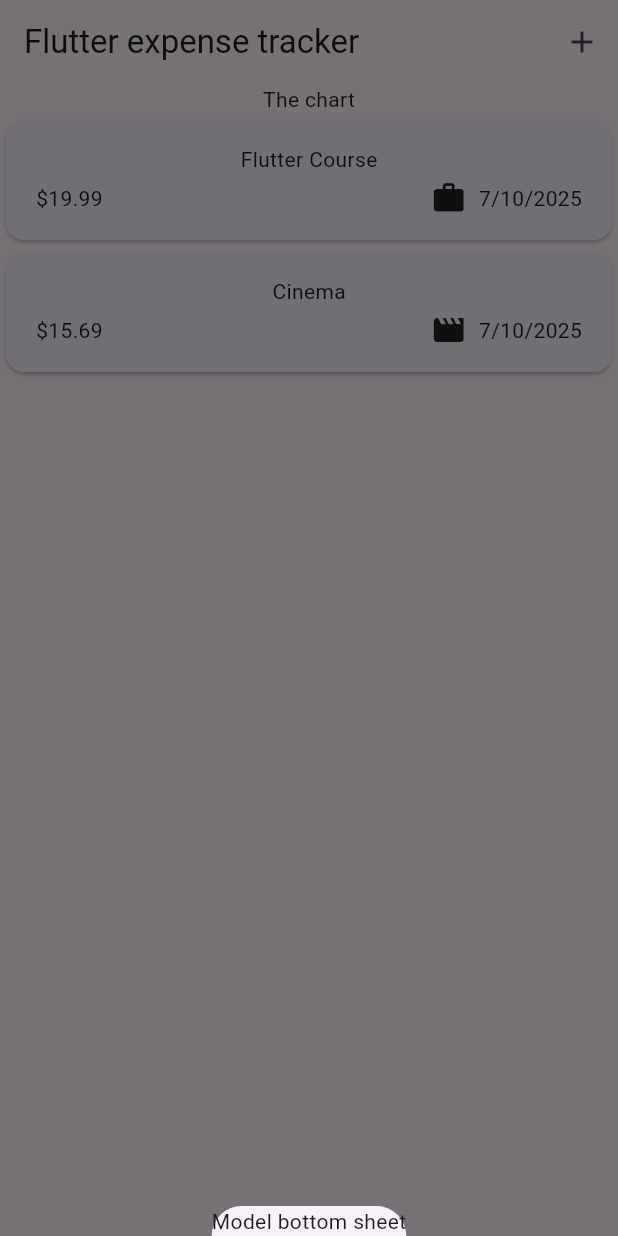
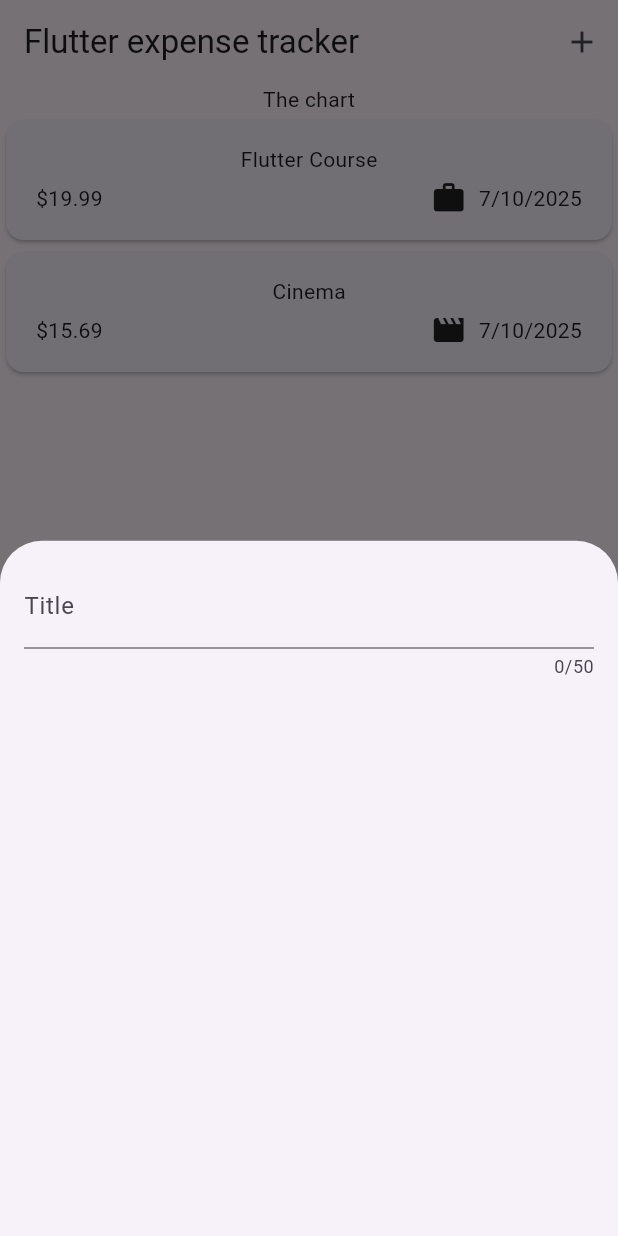
Before and after one commit to sweihmuller/Expense-Tracker, a Flutter app: the screen it shows after launch, after a tap on the "add" icon, on a phone screen of 412 x 824 dp. Run offline on Flutter 3.47's test engine with Material 3 defaults, Android fonts, the phone set to English and light mode, and no system bars.

Commit message:
Add NewExpense widget and integrate it with the modal bottom sheet for adding expenses

```diff
--- a/lib/widgets/expenses.dart
+++ b/lib/widgets/expenses.dart
@@ -1,4 +1,5 @@
 import 'package:expense_tracker/widgets/expenses_list/expenses_list.dart';
+import 'package:expense_tracker/widgets/new_expense.dart';
 import 'package:flutter/material.dart';
 import 'package:expense_tracker/models/expense.dart';
 
@@ -27,10 +28,7 @@ class _ExpenseState extends State<Expenses> {
   ];
 
   void _openAddExpenseOverlay() {
-    showModalBottomSheet(
-      context: context,
-      builder: (ctx) => Text("Model bottom sheet"),
-    );
+    showModalBottomSheet(context: context, builder: (ctx) => NewExpense());
   }
 
   @override
--- /dev/null
+++ b/lib/widgets/new_expense.dart
@@ -0,0 +1,26 @@
+import 'package:flutter/material.dart';
+
+class NewExpense extends StatefulWidget {
+  const NewExpense({super.key});
+  @override
+  State<StatefulWidget> createState() {
+    return _NewExpenseState();
+  }
+}
+
+class _NewExpenseState extends State<NewExpense> {
+  @override
+  Widget build(BuildContext context) {
+    return Padding(
+      padding: EdgeInsets.all(16),
+      child: Column(
+        children: [
+          TextField(
+            maxLength: 50,
+            decoration: InputDecoration(label: Text('Title')),
+          ),
+        ],
+      ),
+    );
+  }
+}
```
